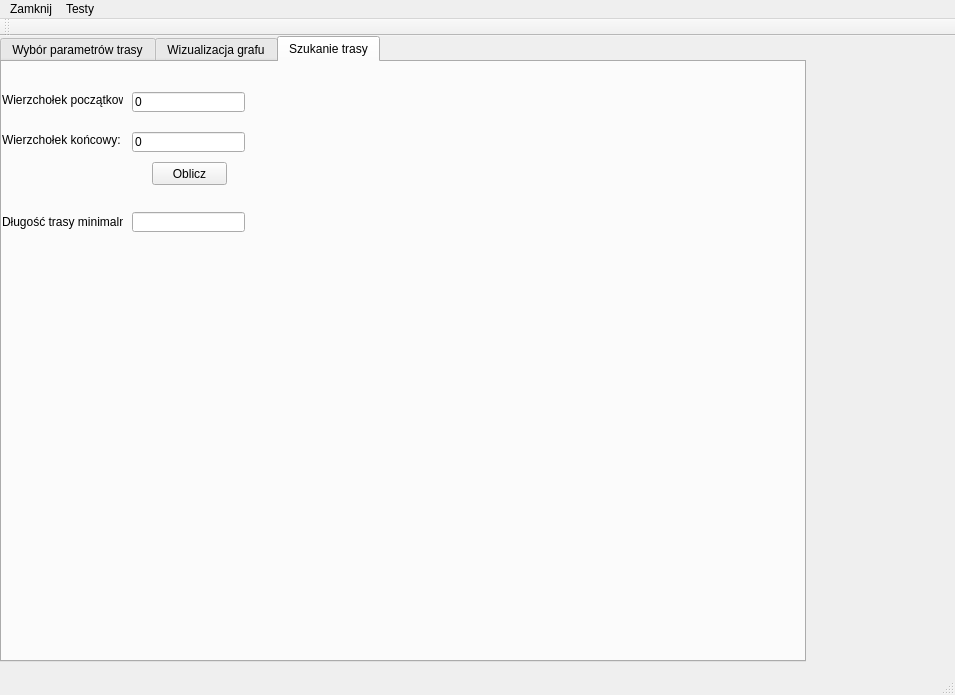
Old version of the form mainwindow.ui in the repository jakpor/Trasy_biegaczy.
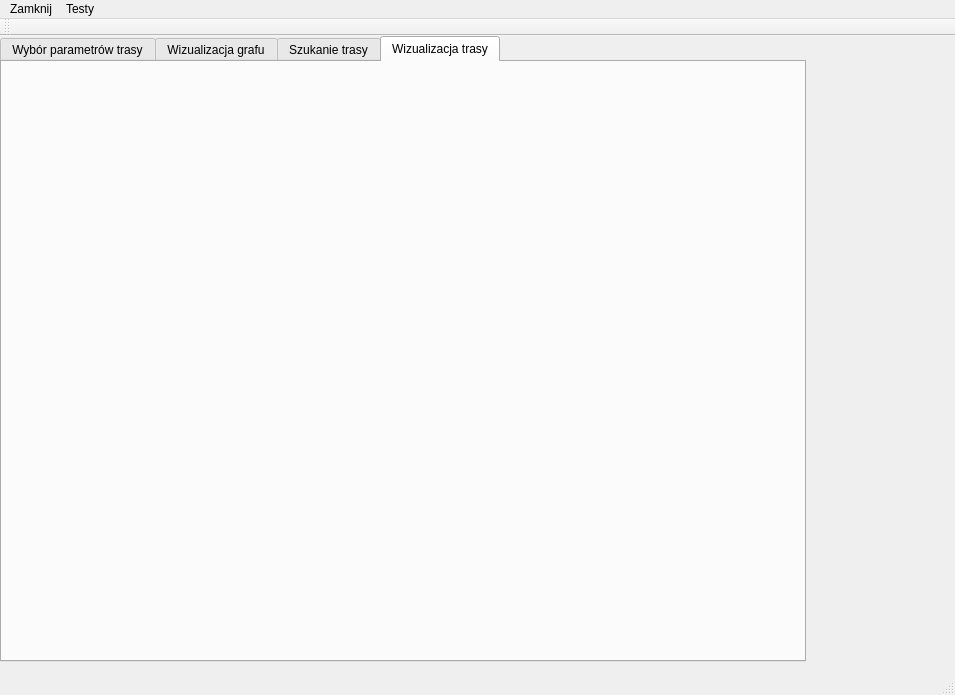
New version of the form. The open tabs and pages were chosen to show the change.

Diff of the .ui file:
```diff
--- a/mainwindow.ui
+++ b/mainwindow.ui
@@ -556,7 +556,7 @@
       </property>
      </widget>
     </widget>
-    <widget class="QWidget" name="tab_4">
+    <widget class="QWidget" name="tab_3">
      <attribute name="title">
       <string>Szukanie trasy</string>
      </attribute>
@@ -652,6 +652,22 @@
       </property>
      </widget>
     </widget>
+    <widget class="QWidget" name="tab_4">
+     <attribute name="title">
+      <string>Wizualizacja trasy</string>
+     </attribute>
+     <widget class="QWidget" name="verticalLayoutWidget_2">
+      <property name="geometry">
+       <rect>
+        <x>0</x>
+        <y>0</y>
+        <width>801</width>
+        <height>601</height>
+       </rect>
+      </property>
+      <layout class="QVBoxLayout" name="verticalLayout"/>
+     </widget>
+    </widget>
    </widget>
   </widget>
   <widget class="QMenuBar" name="menuBar">
```
Left out of the diff: 7 changed lines with no effect on the pictures.
